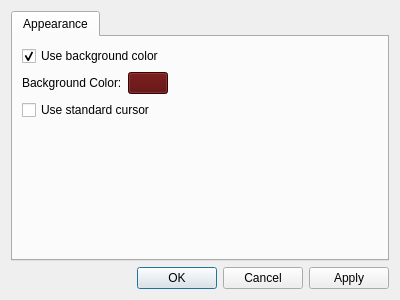
The window that qvoptionsdialog.ui (jurplel/qView) describes before a commit, drawn with Qt 5.
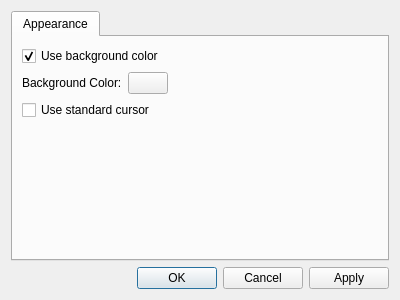
The same window after the commit.

What changed in the file:
```diff
--- a/qvoptionsdialog.ui
+++ b/qvoptionsdialog.ui
@@ -81,421 +81,6 @@
              <verstretch>0</verstretch>
             </sizepolicy>
            </property>
-           <property name="palette">
-            <palette>
-             <active>
-              <colorrole role="WindowText">
-               <brush brushstyle="SolidPattern">
-                <color alpha="255">
-                 <red>255</red>
-                 <green>255</green>
-                 <blue>255</blue>
-                </color>
-               </brush>
-              </colorrole>
-              <colorrole role="Button">
-               <brush brushstyle="SolidPattern">
-                <color alpha="255">
-                 <red>85</red>
-                 <green>0</green>
-                 <blue>0</blue>
-                </color>
-               </brush>
-              </colorrole>
-              <colorrole role="Light">
-               <brush brushstyle="SolidPattern">
-                <color alpha="255">
-                 <red>127</red>
-                 <green>0</green>
-                 <blue>0</blue>
-                </color>
-               </brush>
-              </colorrole>
-              <colorrole role="Midlight">
-               <brush brushstyle="SolidPattern">
-                <color alpha="255">
-                 <red>106</red>
-                 <green>0</green>
-                 <blue>0</blue>
-                </color>
-               </brush>
-              </colorrole>
-              <colorrole role="Dark">
-               <brush brushstyle="SolidPattern">
-                <color alpha="255">
-                 <red>42</red>
-                 <green>0</green>
-                 <blue>0</blue>
-                </color>
-               </brush>
-              </colorrole>
-              <colorrole role="Mid">
-               <brush brushstyle="SolidPattern">
-                <color alpha="255">
-                 <red>56</red>
-                 <green>0</green>
-                 <blue>0</blue>
-                </color>
-               </brush>
-              </colorrole>
-              <colorrole role="Text">
-               <brush brushstyle="SolidPattern">
-                <color alpha="255">
-                 <red>255</red>
-                 <green>255</green>
-                 <blue>255</blue>
-                </color>
-               </brush>
-              </colorrole>
-              <colorrole role="BrightText">
-               <brush brushstyle="SolidPattern">
-                <color alpha="255">
-                 <red>255</red>
-                 <green>255</green>
-                 <blue>255</blue>
-                </color>
-               </brush>
-              </colorrole>
-              <colorrole role="ButtonText">
-               <brush brushstyle="SolidPattern">
-                <color alpha="255">
-                 <red>255</red>
-                 <green>255</green>
-                 <blue>255</blue>
-                </color>
-               </brush>
-              </colorrole>
-              <colorrole role="Base">
-               <brush brushstyle="SolidPattern">
-                <color alpha="255">
-                 <red>0</red>
-                 <green>0</green>
-                 <blue>0</blue>
-                </color>
-               </brush>
-              </colorrole>
-              <colorrole role="Window">
-               <brush brushstyle="SolidPattern">
-                <color alpha="255">
-                 <red>85</red>
-                 <green>0</green>
-                 <blue>0</blue>
-                </color>
-               </brush>
-              </colorrole>
-              <colorrole role="Shadow">
-               <brush brushstyle="SolidPattern">
-                <color alpha="255">
-                 <red>0</red>
-                 <green>0</green>
-                 <blue>0</blue>
-                </color>
-               </brush>
-              </colorrole>
-              <colorrole role="AlternateBase">
-               <brush brushstyle="SolidPattern">
-                <color alpha="255">
-                 <red>42</red>
-                 <green>0</green>
-                 <blue>0</blue>
-                </color>
-               </brush>
-              </colorrole>
-              <colorrole role="ToolTipBase">
-               <brush brushstyle="SolidPattern">
-                <color alpha="255">
-                 <red>255</red>
-                 <green>255</green>
-                 <blue>220</blue>
-                </color>
-               </brush>
-              </colorrole>
-              <colorrole role="ToolTipText">
-               <brush brushstyle="SolidPattern">
-                <color alpha="255">
-                 <red>0</red>
-                 <green>0</green>
-                 <blue>0</blue>
-                </color>
-               </brush>
-              </colorrole>
-             </active>
-             <inactive>
-              <colorrole role="WindowText">
-               <brush brushstyle="SolidPattern">
-                <color alpha="255">
-                 <red>255</red>
-                 <green>255</green>
-                 <blue>255</blue>
-                </color>
-               </brush>
-              </colorrole>
-              <colorrole role="Button">
-               <brush brushstyle="SolidPattern">
-                <color alpha="255">
-                 <red>85</red>
-                 <green>0</green>
-                 <blue>0</blue>
-                </color>
-               </brush>
-              </colorrole>
-              <colorrole role="Light">
-               <brush brushstyle="SolidPattern">
-                <color alpha="255">
-                 <red>127</red>
-                 <green>0</green>
-                 <blue>0</blue>
-                </color>
-               </brush>
-              </colorrole>
-              <colorrole role="Midlight">
-               <brush brushstyle="SolidPattern">
-                <color alpha="255">
-                 <red>106</red>
-                 <green>0</green>
-                 <blue>0</blue>
-                </color>
-               </brush>
-              </colorrole>
-              <colorrole role="Dark">
-               <brush brushstyle="SolidPattern">
-                <color alpha="255">
-                 <red>42</red>
-                 <green>0</green>
-                 <blue>0</blue>
-                </color>
-               </brush>
-              </colorrole>
-              <colorrole role="Mid">
-               <brush brushstyle="SolidPattern">
-                <color alpha="255">
-                 <red>56</red>
-                 <green>0</green>
-                 <blue>0</blue>
-                </color>
-               </brush>
-              </colorrole>
-              <colorrole role="Text">
-               <brush brushstyle="SolidPattern">
-                <color alpha="255">
-                 <red>255</red>
-                 <green>255</green>
-                 <blue>255</blue>
-                </color>
-               </brush>
-              </colorrole>
-              <colorrole role="BrightText">
-               <brush brushstyle="SolidPattern">
-                <color alpha="255">
-                 <red>255</red>
-                 <green>255</green>
-                 <blue>255</blue>
-                </color>
-               </brush>
-              </colorrole>
-              <colorrole role="ButtonText">
-               <brush brushstyle="SolidPattern">
-                <color alpha="255">
-                 <red>255</red>
-                 <green>255</green>
-                 <blue>255</blue>
-                </color>
-               </brush>
-              </colorrole>
-              <colorrole role="Base">
-               <brush brushstyle="SolidPattern">
-                <color alpha="255">
-                 <red>0</red>
-                 <green>0</green>
-                 <blue>0</blue>
-                </color>
-               </brush>
-              </colorrole>
-              <colorrole role="Window">
-               <brush brushstyle="SolidPattern">
-                <color alpha="255">
-                 <red>85</red>
-                 <green>0</green>
-                 <blue>0</blue>
-                </color>
-               </brush>
-              </colorrole>
-              <colorrole role="Shadow">
-               <brush brushstyle="SolidPattern">
-                <color alpha="255">
-                 <red>0</red>
-                 <green>0</green>
-                 <blue>0</blue>
-                </color>
-               </brush>
-              </colorrole>
-              <colorrole role="AlternateBase">
-               <brush brushstyle="SolidPattern">
-                <color alpha="255">
-                 <red>42</red>
-                 <green>0</green>
-                 <blue>0</blue>
-                </color>
-               </brush>
-              </colorrole>
-              <colorrole role="ToolTipBase">
-               <brush brushstyle="SolidPattern">
-                <color alpha="255">
-                 <red>255</red>
-                 <green>255</green>
-                 <blue>220</blue>
-                </color>
-               </brush>
-              </colorrole>
-              <colorrole role="ToolTipText">
-               <brush brushstyle="SolidPattern">
-                <color alpha="255">
-                 <red>0</red>
-                 <green>0</green>
-                 <blue>0</blue>
-                </color>
-               </brush>
-              </colorrole>
-             </inactive>
-             <disabled>
-              <colorrole role="WindowText">
-               <brush brushstyle="SolidPattern">
-                <color alpha="255">
-                 <red>42</red>
-                 <green>0</green>
-                 <blue>0</blue>
-                </color>
-               </brush>
-              </colorrole>
-              <colorrole role="Button">
-               <brush brushstyle="SolidPattern">
-                <color alpha="255">
-                 <red>85</red>
-                 <green>0</green>
-                 <blue>0</blue>
-                </color>
-               </brush>
-              </colorrole>
-              <colorrole role="Light">
-               <brush brushstyle="SolidPattern">
-                <color alpha="255">
-                 <red>127</red>
-                 <green>0</green>
-                 <blue>0</blue>
-                </color>
-               </brush>
-              </colorrole>
-              <colorrole role="Midlight">
-               <brush brushstyle="SolidPattern">
-                <color alpha="255">
-                 <red>106</red>
-                 <green>0</green>
-                 <blue>0</blue>
-                </color>
-               </brush>
-              </colorrole>
-              <colorrole role="Dark">
-               <brush brushstyle="SolidPattern">
-                <color alpha="255">
-                 <red>42</red>
-                 <green>0</green>
-                 <blue>0</blue>
-                </color>
-               </brush>
-              </colorrole>
-              <colorrole role="Mid">
-               <brush brushstyle="SolidPattern">
-                <color alpha="255">
-                 <red>56</red>
-                 <green>0</green>
-                 <blue>0</blue>
-                </color>
-               </brush>
-              </colorrole>
-              <colorrole role="Text">
-               <brush brushstyle="SolidPattern">
-                <color alpha="255">
-                 <red>42</red>
-                 <green>0</green>
-                 <blue>0</blue>
-                </color>
-               </brush>
-              </colorrole>
-              <colorrole role="BrightText">
-               <brush brushstyle="SolidPattern">
-                <color alpha="255">
-                 <red>255</red>
-                 <green>255</green>
-                 <blue>255</blue>
-                </color>
-               </brush>
-              </colorrole>
-              <colorrole role="ButtonText">
-               <brush brushstyle="SolidPattern">
-                <color alpha="255">
-                 <red>42</red>
-                 <green>0</green>
-                 <blue>0</blue>
-                </color>
-               </brush>
-              </colorrole>
-              <colorrole role="Base">
-               <brush brushstyle="SolidPattern">
-                <color alpha="255">
-                 <red>85</red>
-                 <green>0</green>
-                 <blue>0</blue>
-                </color>
-               </brush>
-              </colorrole>
-              <colorrole role="Window">
-               <brush brushstyle="SolidPattern">
-                <color alpha="255">
-                 <red>85</red>
-                 <green>0</green>
-                 <blue>0</blue>
-                </color>
-               </brush>
-              </colorrole>
-              <colorrole role="Shadow">
-               <brush brushstyle="SolidPattern">
-                <color alpha="255">
-                 <red>0</red>
-                 <green>0</green>
-                 <blue>0</blue>
-                </color>
-               </brush>
-              </colorrole>
-              <colorrole role="AlternateBase">
-               <brush brushstyle="SolidPattern">
-                <color alpha="255">
-                 <red>85</red>
-                 <green>0</green>
-                 <blue>0</blue>
-                </color>
-               </brush>
-              </colorrole>
-              <colorrole role="ToolTipBase">
-               <brush brushstyle="SolidPattern">
-                <color alpha="255">
-                 <red>255</red>
-                 <green>255</green>
-                 <blue>220</blue>
-                </color>
-               </brush>
-              </colorrole>
-              <colorrole role="ToolTipText">
-               <brush brushstyle="SolidPattern">
-                <color alpha="255">
-                 <red>0</red>
-                 <green>0</green>
-                 <blue>0</blue>
-                </color>
-               </brush>
-              </colorrole>
-             </disabled>
-            </palette>
-           </property>
            <property name="focusPolicy">
             <enum>Qt::NoFocus</enum>
            </property>
```
